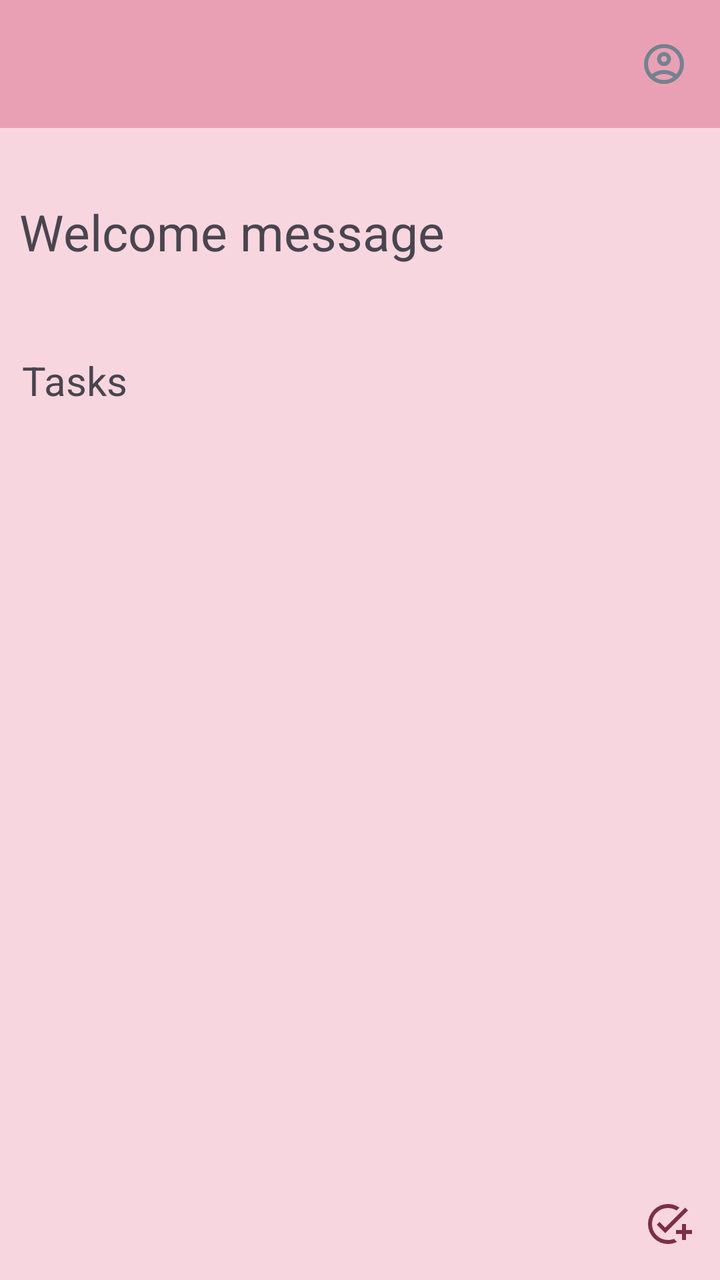
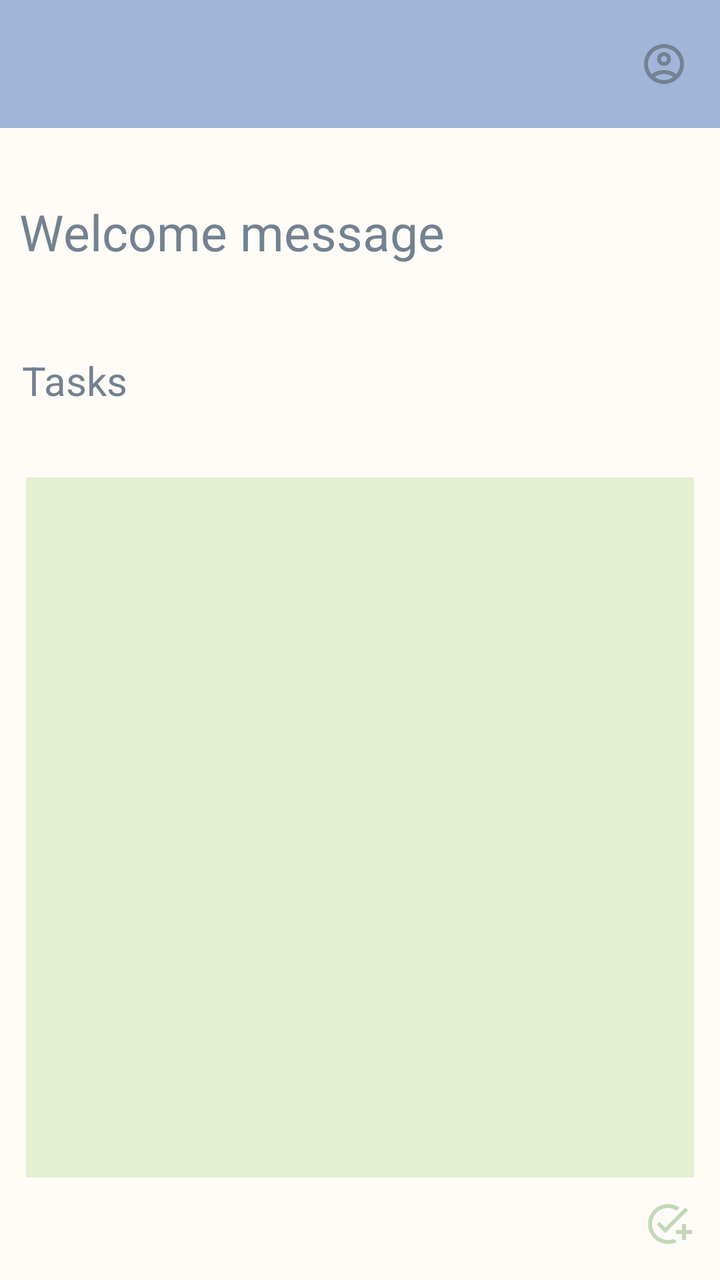

Screens rendered from an Android XML layout before and after an edit, with the pre-edit source and the edit as a unified diff.
<!-- AndroidManifest.xml: application theme Theme.MyApp -->
<!-- res/layout/activity_home_page.xml -->
<?xml version="1.0" encoding="utf-8"?>
<androidx.constraintlayout.widget.ConstraintLayout xmlns:android="http://schemas.android.com/apk/res/android"
    xmlns:app="http://schemas.android.com/apk/res-auto"
    xmlns:tools="http://schemas.android.com/tools"
    android:id="@+id/main"
    android:layout_width="match_parent"
    android:layout_height="match_parent"
    android:background="#F8D6DF"
    tools:context=".HomePageActivity">

    <androidx.appcompat.widget.Toolbar
        android:id="@+id/homePageToolbar"
        android:layout_width="0dp"
        android:layout_height="wrap_content"
        android:background="#E9A0B5"
        android:minHeight="?attr/actionBarSize"
        android:theme="?attr/actionBarTheme"
        app:layout_constraintEnd_toEndOf="parent"
        app:layout_constraintStart_toStartOf="parent"
        app:layout_constraintTop_toTopOf="parent" />

    <ImageButton
        android:id="@+id/accountImageButton"
        android:layout_width="24dp"
        android:layout_height="24dp"
        android:layout_marginEnd="16dp"
        android:background="#00FFFFFF"
        app:layout_constraintBottom_toBottomOf="@+id/homePageToolbar"
        app:layout_constraintEnd_toEndOf="parent"
        app:layout_constraintTop_toTopOf="@+id/homePageToolbar"
        app:srcCompat="@drawable/account_circle" />

    <TextView
        android:id="@+id/welcomeTextView"
        android:layout_width="wrap_content"
        android:layout_height="wrap_content"
        android:layout_marginTop="35dp"
        android:text="Welcome message"
        android:textSize="25sp"
        app:layout_constraintEnd_toEndOf="parent"
        app:layout_constraintHorizontal_bias="0.065"
        app:layout_constraintStart_toStartOf="parent"
        app:layout_constraintTop_toBottomOf="@+id/homePageToolbar" />

    <TextView
        android:id="@+id/headerTextView"
        android:layout_width="wrap_content"
        android:layout_height="wrap_content"
        android:layout_marginTop="44dp"
        android:text="Tasks"
        android:textSize="20sp"
        app:layout_constraintEnd_toEndOf="parent"
        app:layout_constraintHorizontal_bias="0.036"
        app:layout_constraintStart_toStartOf="parent"
        app:layout_constraintTop_toBottomOf="@+id/welcomeTextView" />

    <ListView
        android:id="@+id/taskListView"
        android:layout_width="0dp"
        android:layout_height="350dp"
        android:layout_marginStart="13dp"
        android:layout_marginTop="35dp"
        android:layout_marginEnd="13dp"
        android:divider="#E8B4C2"
        android:dividerHeight="3dp"
        app:layout_constraintEnd_toEndOf="parent"
        app:layout_constraintHorizontal_bias="1.0"
        app:layout_constraintStart_toStartOf="parent"
        app:layout_constraintTop_toBottomOf="@+id/headerTextView" />

    <ImageButton
        android:id="@+id/addTaskImageButton"
        android:layout_width="wrap_content"
        android:layout_height="wrap_content"
        android:layout_marginBottom="10dp"
        android:background="#00FFFFFF"
        app:layout_constraintBottom_toBottomOf="parent"
        app:layout_constraintEnd_toEndOf="parent"
        app:layout_constraintHorizontal_bias="0.958"
        app:layout_constraintStart_toStartOf="parent"
        app:layout_constraintTop_toBottomOf="@+id/taskListView"
        app:layout_constraintVertical_bias="0.647"
        app:srcCompat="@drawable/add_task" />


</androidx.constraintlayout.widget.ConstraintLayout>
<!-- resources referenced by this layout -->
<resources>
  <!-- drawable account_circle (drawable) -->
  <vector xmlns:android="http://schemas.android.com/apk/res/android" android:height="24dp" android:tint="#738290" android:viewportHeight="960" android:viewportWidth="960" android:width="24dp">
        
      <path android:fillColor="@android:color/white" android:pathData="M234,684Q285,645 348,622.5Q411,600 480,600Q549,600 612,622.5Q675,645 726,684Q761,643 780.5,591Q800,539 800,480Q800,347 706.5,253.5Q613,160 480,160Q347,160 253.5,253.5Q160,347 160,480Q160,539 179.5,591Q199,643 234,684ZM380.5,479.5Q340,439 340,380Q340,321 380.5,280.5Q421,240 480,240Q539,240 579.5,280.5Q620,321 620,380Q620,439 579.5,479.5Q539,520 480,520Q421,520 380.5,479.5ZM480,880Q397,880 324,848.5Q251,817 197,763Q143,709 111.5,636Q80,563 80,480Q80,397 111.5,324Q143,251 197,197Q251,143 324,111.5Q397,80 480,80Q563,80 636,111.5Q709,143 763,197Q817,251 848.5,324Q880,397 880,480Q880,563 848.5,636Q817,709 763,763Q709,817 636,848.5Q563,880 480,880ZM580,784.5Q627,769 666,740Q627,711 580,695.5Q533,680 480,680Q427,680 380,695.5Q333,711 294,740Q333,769 380,784.5Q427,800 480,800Q533,800 580,784.5ZM523,423Q540,406 540,380Q540,354 523,337Q506,320 480,320Q454,320 437,337Q420,354 420,380Q420,406 437,423Q454,440 480,440Q506,440 523,423ZM480,380Q480,380 480,380Q480,380 480,380Q480,380 480,380Q480,380 480,380Q480,380 480,380Q480,380 480,380Q480,380 480,380Q480,380 480,380ZM480,740Q480,740 480,740Q480,740 480,740Q480,740 480,740Q480,740 480,740Q480,740 480,740Q480,740 480,740Q480,740 480,740Q480,740 480,740Z"/>
      
  </vector>
  <!-- drawable add_task (drawable) -->
  <vector xmlns:android="http://schemas.android.com/apk/res/android" android:height="24dp" android:tint="#7A3048" android:viewportHeight="960" android:viewportWidth="960" android:width="24dp">
        
      <path android:fillColor="@android:color/white" android:pathData="M480,880Q397,880 324,848.5Q251,817 197,763Q143,709 111.5,636Q80,563 80,480Q80,397 111.5,324Q143,251 197,197Q251,143 324,111.5Q397,80 480,80Q545,80 603,99Q661,118 710,152L652,211Q614,187 571,173.5Q528,160 480,160Q347,160 253.5,253.5Q160,347 160,480Q160,613 253.5,706.5Q347,800 480,800Q512,800 542,794Q572,788 600,777L660,838Q619,858 574,869Q529,880 480,880ZM760,800L760,680L640,680L640,600L760,600L760,480L840,480L840,600L960,600L960,680L840,680L840,800L760,800ZM424,664L254,494L310,438L424,552L824,151L880,207L424,664Z"/>
      
  </vector>
  <style name="Theme.MyApp" parent="Base.Theme.MyApp" />
  <style name="Base.Theme.MyApp" parent="Theme.Material3.DayNight.NoActionBar">
          
          
      </style>
</resources>

<!-- the commit's change to res/layout/activity_home_page.xml (unified diff, before → after) -->
@@ -5,14 +5,14 @@
     android:id="@+id/main"
     android:layout_width="match_parent"
     android:layout_height="match_parent"
-    android:background="#F8D6DF"
+    android:background="#FFFCF7"
     tools:context=".HomePageActivity">
 
     <androidx.appcompat.widget.Toolbar
         android:id="@+id/homePageToolbar"
         android:layout_width="0dp"
         android:layout_height="wrap_content"
-        android:background="#E9A0B5"
+        android:background="#A1B5D8"
         android:minHeight="?attr/actionBarSize"
         android:theme="?attr/actionBarTheme"
         app:layout_constraintEnd_toEndOf="parent"
@@ -37,6 +37,7 @@
         android:layout_marginTop="35dp"
         android:text="Welcome message"
         android:textSize="25sp"
+        android:textColor="#738290"
         app:layout_constraintEnd_toEndOf="parent"
         app:layout_constraintHorizontal_bias="0.065"
         app:layout_constraintStart_toStartOf="parent"
@@ -49,6 +50,7 @@
         android:layout_marginTop="44dp"
         android:text="Tasks"
         android:textSize="20sp"
+        android:textColor="#738290"
         app:layout_constraintEnd_toEndOf="parent"
         app:layout_constraintHorizontal_bias="0.036"
         app:layout_constraintStart_toStartOf="parent"
@@ -61,8 +63,9 @@
         android:layout_marginStart="13dp"
         android:layout_marginTop="35dp"
         android:layout_marginEnd="13dp"
-        android:divider="#E8B4C2"
+        android:divider="#C2D8B9"
         android:dividerHeight="3dp"
+        android:background="#E4F0D0"
         app:layout_constraintEnd_toEndOf="parent"
         app:layout_constraintHorizontal_bias="1.0"
         app:layout_constraintStart_toStartOf="parent"
<!-- resource entries referenced after the edit -->
@@ -7,7 +7,7 @@
       
   </vector>
   <!-- drawable add_task (drawable) -->
-  <vector xmlns:android="http://schemas.android.com/apk/res/android" android:height="24dp" android:tint="#7A3048" android:viewportHeight="960" android:viewportWidth="960" android:width="24dp">
+  <vector xmlns:android="http://schemas.android.com/apk/res/android" android:height="24dp" android:tint="#C2D8B9" android:viewportHeight="960" android:viewportWidth="960" android:width="24dp">
         
       <path android:fillColor="@android:color/white" android:pathData="M480,880Q397,880 324,848.5Q251,817 197,763Q143,709 111.5,636Q80,563 80,480Q80,397 111.5,324Q143,251 197,197Q251,143 324,111.5Q397,80 480,80Q545,80 603,99Q661,118 710,152L652,211Q614,187 571,173.5Q528,160 480,160Q347,160 253.5,253.5Q160,347 160,480Q160,613 253.5,706.5Q347,800 480,800Q512,800 542,794Q572,788 600,777L660,838Q619,858 574,869Q529,880 480,880ZM760,800L760,680L640,680L640,600L760,600L760,480L840,480L840,600L960,600L960,680L840,680L840,800L760,800ZM424,664L254,494L310,438L424,552L824,151L880,207L424,664Z"/>
       
